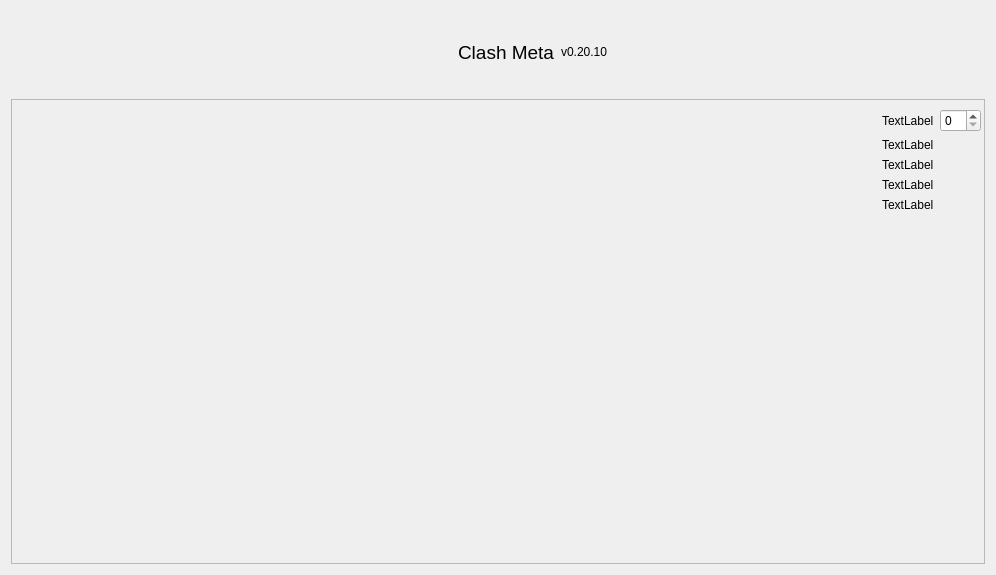
Before: the Qt Designer form src/GUI/General/GeneralWidget.ui in yansong1221/Mihomo, drawn with Qt 5.
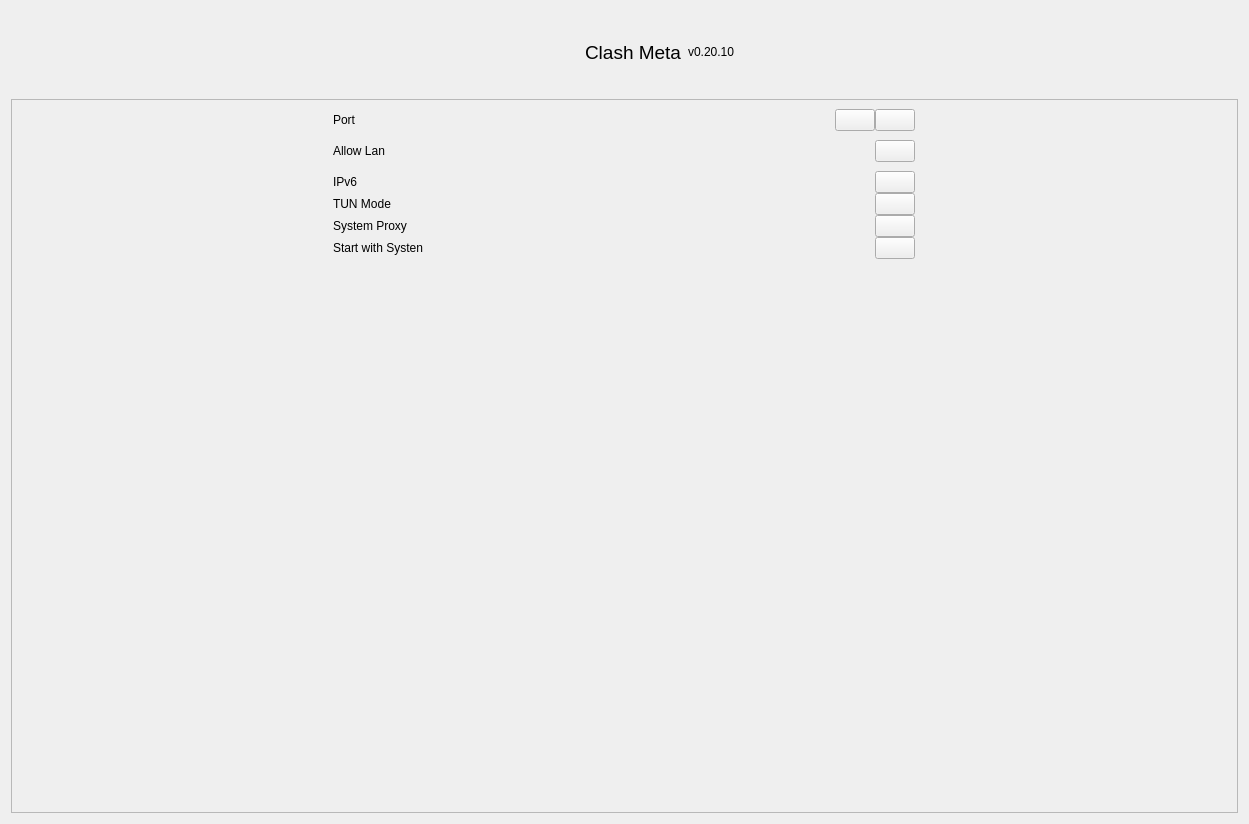
After: the same form once the commit is applied. Icons and pictures are not drawn. Custom widgets are drawn as their Qt base class.

What changed in the file:
```diff
--- a/src/GUI/General/GeneralWidget.ui
+++ b/src/GUI/General/GeneralWidget.ui
@@ -6,8 +6,8 @@
    <rect>
     <x>0</x>
     <y>0</y>
-    <width>996</width>
-    <height>575</height>
+    <width>1249</width>
+    <height>824</height>
    </rect>
   </property>
   <property name="windowTitle">
@@ -103,60 +103,369 @@
        <rect>
         <x>0</x>
         <y>0</y>
-        <width>976</width>
-        <height>483</height>
+        <width>1229</width>
+        <height>716</height>
        </rect>
       </property>
-      <layout class="QFormLayout" name="formLayout">
-       <property name="labelAlignment">
-        <set>Qt::AlignRight|Qt::AlignTrailing|Qt::AlignVCenter</set>
+      <layout class="QHBoxLayout" name="horizontalLayout_8">
+       <property name="spacing">
+        <number>0</number>
        </property>
-       <property name="formAlignment">
-        <set>Qt::AlignRight|Qt::AlignTop|Qt::AlignTrailing</set>
+       <property name="leftMargin">
+        <number>0</number>
        </property>
-       <item row="0" column="0">
-        <widget class="QLabel" name="label_4">
-         <property name="text">
-          <string>TextLabel</string>
+       <property name="topMargin">
+        <number>0</number>
+       </property>
+       <property name="rightMargin">
+        <number>0</number>
+       </property>
+       <property name="bottomMargin">
+        <number>0</number>
+       </property>
+       <item>
+        <widget class="QWidget" name="widget_2" native="true">
+         <property name="maximumSize">
+          <size>
+           <width>600</width>
+           <height>16777215</height>
+          </size>
          </property>
-        </widget>
-       </item>
-       <item row="0" column="1">
-        <widget class="QSpinBox" name="spinBox">
-         <property name="sizePolicy">
-          <sizepolicy hsizetype="Fixed" vsizetype="Fixed">
-           <horstretch>0</horstretch>
-           <verstretch>0</verstretch>
-          </sizepolicy>
-         </property>
-        </widget>
-       </item>
-       <item row="1" column="0">
-        <widget class="QLabel" name="label_5">
-         <property name="text">
-          <string>TextLabel</string>
-         </property>
-        </widget>
-       </item>
-       <item row="4" column="0">
-        <widget class="QLabel" name="label_6">
-         <property name="text">
-          <string>TextLabel</string>
-         </property>
-        </widget>
-       </item>
-       <item row="3" column="0">
-        <widget class="QLabel" name="label_7">
-         <property name="text">
-          <string>TextLabel</string>
-         </property>
-        </widget>
-       </item>
-       <item row="2" column="0">
-        <widget class="QLabel" name="label_8">
-         <property name="text">
-          <string>TextLabel</string>
-         </property>
+         <layout class="QVBoxLayout" name="verticalLayout_3">
+          <property name="spacing">
+           <number>0</number>
+          </property>
+          <item>
+           <widget class="QWidget" name="widget_3" native="true">
+            <property name="sizePolicy">
+             <sizepolicy hsizetype="Preferred" vsizetype="Fixed">
+              <horstretch>0</horstretch>
+              <verstretch>0</verstretch>
+             </sizepolicy>
+            </property>
+            <layout class="QHBoxLayout" name="_2">
+             <property name="spacing">
+              <number>0</number>
+             </property>
+             <property name="leftMargin">
+              <number>0</number>
+             </property>
+             <property name="topMargin">
+              <number>0</number>
+             </property>
+             <property name="rightMargin">
+              <number>0</number>
+             </property>
+             <item>
+              <widget class="QLabel" name="label_4">
+               <property name="text">
+                <string>Port</string>
+               </property>
+              </widget>
+             </item>
+             <item>
+              <spacer name="horizontalSpacer_3">
+               <property name="orientation">
+                <enum>Qt::Horizontal</enum>
+               </property>
+               <property name="sizeHint" stdset="0">
+                <size>
+                 <width>40</width>
+                 <height>20</height>
+                </size>
+               </property>
+              </spacer>
+             </item>
+             <item>
+              <widget class="QtMaterialSwitch" name="pushButton"/>
+             </item>
+             <item>
+              <widget class="QtMaterialSwitch" name="pushButton_2"/>
+             </item>
+            </layout>
+           </widget>
+          </item>
+          <item>
+           <widget class="QWidget" name="widget_4" native="true">
+            <property name="sizePolicy">
+             <sizepolicy hsizetype="Preferred" vsizetype="Fixed">
+              <horstretch>0</horstretch>
+              <verstretch>0</verstretch>
+             </sizepolicy>
+            </property>
+            <layout class="QHBoxLayout" name="horizontalLayout_3">
+             <property name="spacing">
+              <number>0</number>
+             </property>
+             <property name="leftMargin">
+              <number>0</number>
+             </property>
+             <property name="topMargin">
+              <number>0</number>
+             </property>
+             <property name="rightMargin">
+              <number>0</number>
+             </property>
+             <item>
+              <widget class="QLabel" name="label_5">
+               <property name="text">
+                <string>Allow Lan</string>
+               </property>
+              </widget>
+             </item>
+             <item>
+              <spacer name="horizontalSpacer_4">
+               <property name="orientation">
+                <enum>Qt::Horizontal</enum>
+               </property>
+               <property name="sizeHint" stdset="0">
+                <size>
+                 <width>40</width>
+                 <height>20</height>
+                </size>
+               </property>
+              </spacer>
+             </item>
+             <item>
+              <widget class="QtMaterialSwitch" name="pushButton_3">
+               <property name="text">
+                <string/>
+               </property>
+              </widget>
+             </item>
+            </layout>
+           </widget>
+          </item>
+          <item>
+           <widget class="QWidget" name="widget_8" native="true">
+            <property name="sizePolicy">
+             <sizepolicy hsizetype="Preferred" vsizetype="Fixed">
+              <horstretch>0</horstretch>
+              <verstretch>0</verstretch>
+             </sizepolicy>
+            </property>
+            <layout class="QHBoxLayout" name="horizontalLayout_4">
+             <property name="spacing">
+              <number>0</number>
+             </property>
+             <property name="leftMargin">
+              <number>0</number>
+             </property>
+             <property name="topMargin">
+              <number>0</number>
+             </property>
+             <property name="rightMargin">
+              <number>0</number>
+             </property>
+             <property name="bottomMargin">
+              <number>0</number>
+             </property>
+             <item>
+              <widget class="QLabel" name="label_6">
+               <property name="text">
+                <string>IPv6</string>
+               </property>
+              </widget>
+             </item>
+             <item>
+              <spacer name="horizontalSpacer_5">
+               <property name="orientation">
+                <enum>Qt::Horizontal</enum>
+               </property>
+               <property name="sizeHint" stdset="0">
+                <size>
+                 <width>40</width>
+                 <height>20</height>
+                </size>
+               </property>
+              </spacer>
+             </item>
+             <item>
+              <widget class="QtMaterialSwitch" name="pushButton_4">
+               <property name="text">
+                <string/>
+               </property>
+              </widget>
+             </item>
+            </layout>
+           </widget>
+          </item>
+          <item>
+           <widget class="QWidget" name="widget_7" native="true">
+            <property name="sizePolicy">
+             <sizepolicy hsizetype="Preferred" vsizetype="Fixed">
+              <horstretch>0</horstretch>
+              <verstretch>0</verstretch>
+             </sizepolicy>
+            </property>
+            <layout class="QHBoxLayout" name="horizontalLayout_5">
+             <property name="spacing">
+              <number>0</number>
+             </property>
+             <property name="leftMargin">
+              <number>0</number>
+             </property>
+             <property name="topMargin">
+              <number>0</number>
+             </property>
+             <property name="rightMargin">
+              <number>0</number>
+             </property>
+             <property name="bottomMargin">
+              <number>0</number>
+             </property>
+             <item>
+              <widget class="QLabel" name="label_7">
+               <property name="text">
+                <string>TUN Mode</string>
+               </property>
+              </widget>
+             </item>
+             <item>
+              <spacer name="horizontalSpacer_6">
+               <property name="orientation">
+                <enum>Qt::Horizontal</enum>
+               </property>
+               <property name="sizeHint" stdset="0">
+                <size>
+                 <width>40</width>
+                 <height>20</height>
+                </size>
+               </property>
+              </spacer>
+             </item>
+             <item>
+              <widget class="QtMaterialSwitch" name="pushButton_5">
+               <property name="text">
+                <string/>
+               </property>
+              </widget>
+             </item>
+            </layout>
+           </widget>
+          </item>
+          <item>
+           <widget class="QWidget" name="widget_6" native="true">
+            <property name="sizePolicy">
+             <sizepolicy hsizetype="Preferred" vsizetype="Fixed">
+              <horstretch>0</horstretch>
+              <verstretch>0</verstretch>
+             </sizepolicy>
+            </property>
+            <layout class="QHBoxLayout" name="horizontalLayout_6">
+             <property name="spacing">
+              <number>0</number>
+             </property>
+             <property name="leftMargin">
+              <number>0</number>
+             </property>
+             <property name="topMargin">
+              <number>0</number>
+             </property>
+             <property name="rightMargin">
+              <number>0</number>
+             </property>
+             <property name="bottomMargin">
+              <number>0</number>
+             </property>
+             <item>
+              <widget class="QLabel" name="label_8">
+               <property name="text">
+                <string>System Proxy</string>
+               </property>
+              </widget>
+             </item>
+             <item>
+              <spacer name="horizontalSpacer_7">
+               <property name="orientation">
+                <enum>Qt::Horizontal</enum>
+               </property>
+               <property name="sizeHint" stdset="0">
+                <size>
+                 <width>40</width>
+                 <height>20</height>
+                </size>
+               </property>
+              </spacer>
+             </item>
+             <item>
+              <widget class="QtMaterialSwitch" name="pushButton_6">
+               <property name="text">
+                <string/>
+               </property>
+              </widget>
+             </item>
+            </layout>
+           </widget>
+          </item>
+          <item>
+           <widget class="QWidget" name="widget_5" native="true">
+            <property name="sizePolicy">
+             <sizepolicy hsizetype="Preferred" vsizetype="Fixed">
+              <horstretch>0</horstretch>
+              <verstretch>0</verstretch>
+             </sizepolicy>
+            </property>
+            <layout class="QHBoxLayout" name="horizontalLayout_7">
+             <property name="spacing">
+              <number>0</number>
+             </property>
+             <property name="leftMargin">
+              <number>0</number>
+             </property>
+             <property name="topMargin">
+              <number>0</number>
+             </property>
+             <property name="rightMargin">
+              <number>0</number>
+             </property>
+             <property name="bottomMargin">
+              <number>0</number>
+             </property>
+             <item>
+              <widget class="QLabel" name="label_9">
+               <property name="text">
+                <string>Start with Systen</string>
+               </property>
+              </widget>
+             </item>
+             <item>
+              <spacer name="horizontalSpacer_8">
+               <property name="orientation">
+                <enum>Qt::Horizontal</enum>
+               </property>
+               <property name="sizeHint" stdset="0">
+                <size>
+                 <width>40</width>
+                 <height>20</height>
+                </size>
+               </property>
+              </spacer>
+             </item>
+             <item>
+              <widget class="QtMaterialSwitch" name="pushButton_7">
+               <property name="text">
+                <string/>
+               </property>
+              </widget>
+             </item>
+            </layout>
+           </widget>
+          </item>
+          <item>
+           <spacer name="verticalSpacer">
+            <property name="orientation">
+             <enum>Qt::Vertical</enum>
+            </property>
+            <property name="sizeHint" stdset="0">
+             <size>
+              <width>20</width>
+              <height>555</height>
+             </size>
+            </property>
+           </spacer>
+          </item>
+         </layout>
         </widget>
        </item>
       </layout>
@@ -165,6 +474,13 @@
    </item>
   </layout>
  </widget>
+ <customwidgets>
+  <customwidget>
+   <class>QtMaterialSwitch</class>
+   <extends>QPushButton</extends>
+   <header>qtmaterialswitch.h</header>
+  </customwidget>
+ </customwidgets>
  <resources>
   <include location="../../../assets/app.qrc"/>
  </resources>
```
